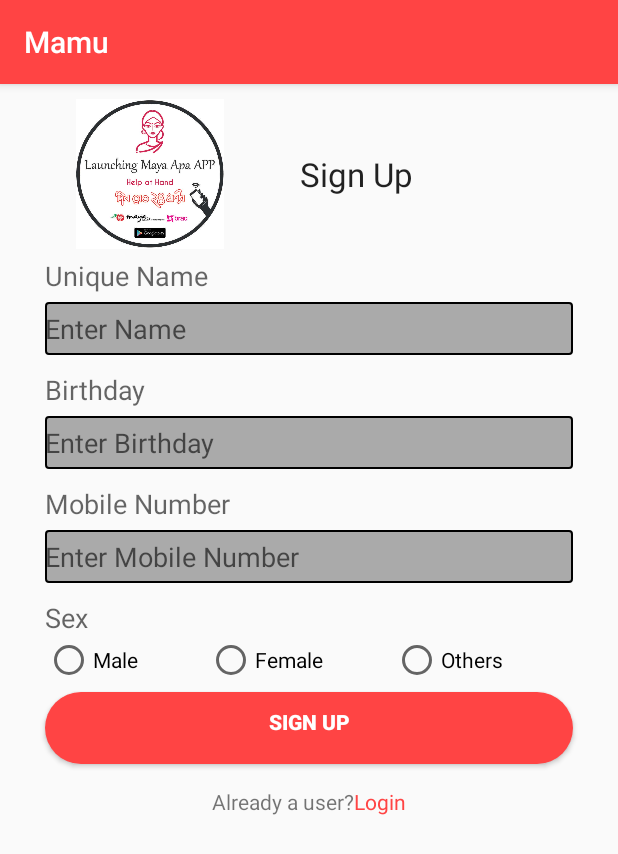
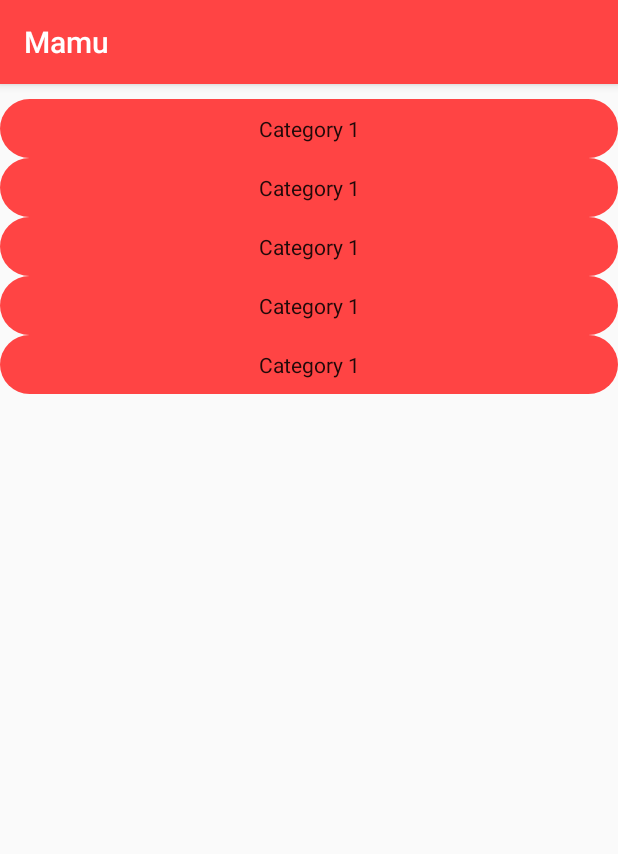
Before and after one commit to MdZaeed/miya_bhai_android, an Android app: the screen it shows after launch (SignUpActivity before the commit, CategoryViewActivity after it), on a phone screen of 412 x 824 dp. Shown: the top 854 px of the screen. Run offline under Robolectric (Android 15) with nearby library versions, the phone set to English and light mode, and no system bars.

Commit message:
commit on Oct 2

```diff
--- a/app/src/main/AndroidManifest.xml
+++ b/app/src/main/AndroidManifest.xml
@@ -1,21 +1,23 @@
 <?xml version="1.0" encoding="utf-8"?>
 <manifest xmlns:android="http://schemas.android.com/apk/res/android"
     package="rad.iit.com.baya">
-    <uses-permission android:name="android.permission.INTERNET"/>
+
+    <uses-permission android:name="android.permission.INTERNET" />
+
     <application
         android:allowBackup="true"
         android:icon="@mipmap/ic_launcher"
         android:label="@string/app_name"
         android:supportsRtl="true"
         android:theme="@style/AppTheme">
-        <activity android:name=".activities.SignUpActivity">
+        <activity android:name=".activities.CategoryViewActivity">
             <intent-filter>
-                <action android:name="android.intent.action.MAIN"/>
-                <category android:name="android.intent.category.LAUNCHER"/>
+                <action android:name="android.intent.action.MAIN" />
+
+                <category android:name="android.intent.category.LAUNCHER" />
             </intent-filter>
         </activity>
-
-        <activity android:name=".activities.LoginActivity"/>
+        <activity android:name=".activities.LoginActivity" />
     </application>
 
 </manifest>
--- /dev/null
+++ b/app/src/main/java/rad/iit/com/baya/activities/CategoryViewActivity.java
@@ -0,0 +1,46 @@
+package rad.iit.com.baya.activities;
+
+import android.annotation.TargetApi;
+import android.os.Build;
+import android.support.v7.app.AppCompatActivity;
+import android.os.Bundle;
+import android.widget.Button;
+import android.widget.LinearLayout;
+
+import rad.iit.com.baya.R;
+import rad.iit.com.baya.activities.template.TemplateActivity;
+
+public class CategoryViewActivity extends TemplateActivity {
+
+    public static String CATEGORY[]={"Category 1","Category 1","Category 1","Category 1","Category 1",};
+    LinearLayout linearLayout;
+    @Override
+    public void initView() {
+        setContentView(R.layout.activity_category_view);
+        linearLayout = (LinearLayout) findViewById(R.id.linear_page5);
+    }
+
+    @Override
+    public void loadData() {
+
+    }
+
+    @Override
+    public void initializeViewByData() {
+        addCategoryButtons();
+    }
+
+    @TargetApi(Build.VERSION_CODES.LOLLIPOP)
+    private void addCategoryButtons() {
+        for (int i = 0; i < CATEGORY.length; i++) {
+            Button button = new Button(this,null,i,R.style.ButtonStyle);
+            button.setText(CATEGORY[i]);
+            linearLayout.addView(button, new LinearLayout.LayoutParams(LinearLayout.LayoutParams.MATCH_PARENT,LinearLayout.LayoutParams.WRAP_CONTENT));
+        }
+    }
+
+    @Override
+    public void listenView() {
+
+    }
+}
--- a/app/src/main/java/rad/iit/com/baya/activities/SignUpActivity.java
+++ b/app/src/main/java/rad/iit/com/baya/activities/SignUpActivity.java
@@ -128,7 +128,6 @@ public class SignUpActivity extends TemplateActivity implements View.OnClickList
                 Map<String, String> params = new HashMap<String, String>();
                 params.put(ApplicationConstants.USER_MODEL, user.toString());
                 return params;
-
             }
         };
         Volley.newRequestQueue(SignUpActivity.this).add(addUserRequest);
--- /dev/null
+++ b/app/src/main/res/layout/activity_category_view.xml
@@ -0,0 +1,9 @@
+<?xml version="1.0" encoding="utf-8"?>
+<LinearLayout xmlns:android="http://schemas.android.com/apk/res/android"
+    android:id="@+id/linear_page5"
+    android:layout_width="match_parent"
+    android:layout_height="match_parent"
+    android:orientation="vertical"
+    android:paddingBottom="10dp"
+    android:paddingTop="10dp">
+</LinearLayout>
--- a/app/src/main/res/values/styles.xml
+++ b/app/src/main/res/values/styles.xml
@@ -20,10 +20,10 @@
     </style>
 
     <style name="ButtonStyle">
-        <item name="android:background">@drawable/dark_black_border_transparent_background</item>
+        <item name="android:background">@drawable/rounded_edge_red_background</item>
         <item name="android:gravity">center_horizontal</item>
-        <item name="android:layout_marginTop">5dp</item>
-        <item name="android:layout_marginBottom">5dp</item>
+        <item name="android:layout_marginTop">10dp</item>
+        <item name="android:layout_marginBottom">10dp</item>
         <item name="android:layout_marginLeft">30dp</item>
         <item name="android:layout_marginRight">30dp</item>
         <item name="android:paddingTop">10dp</item>
```
